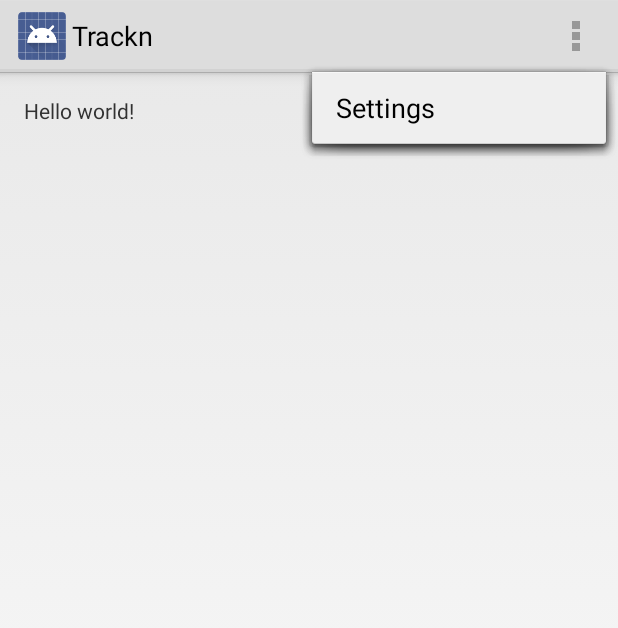
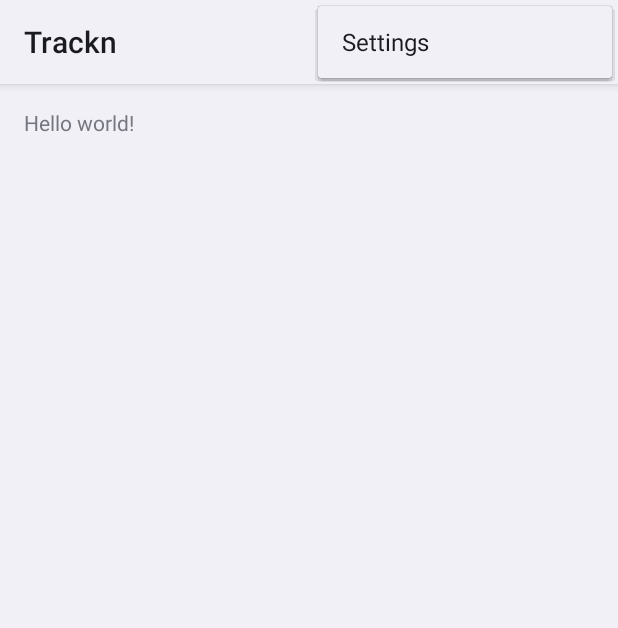
Before and after one commit to athulacharya/Trackn, an Android app: the screen it shows after launch (TrackApp), with the options menu open, on a phone screen of 412 x 824 dp. Shown: the top 628 px of the screen. Run offline under Robolectric (Android 15) with nearby library versions, the phone set to English and light mode, and no system bars.

Commit message:
App theme: Device default light.

```diff
--- a/app/src/main/res/values/styles.xml
+++ b/app/src/main/res/values/styles.xml
@@ -1,7 +1,7 @@
 <resources>
 
     <!-- Base application theme. -->
-    <style name="AppTheme" parent="android:Theme.Holo.Light">
+    <style name="AppTheme" parent="android:Theme.DeviceDefault.Light">
         <!-- Customize your theme here. -->
     </style>
 
```
